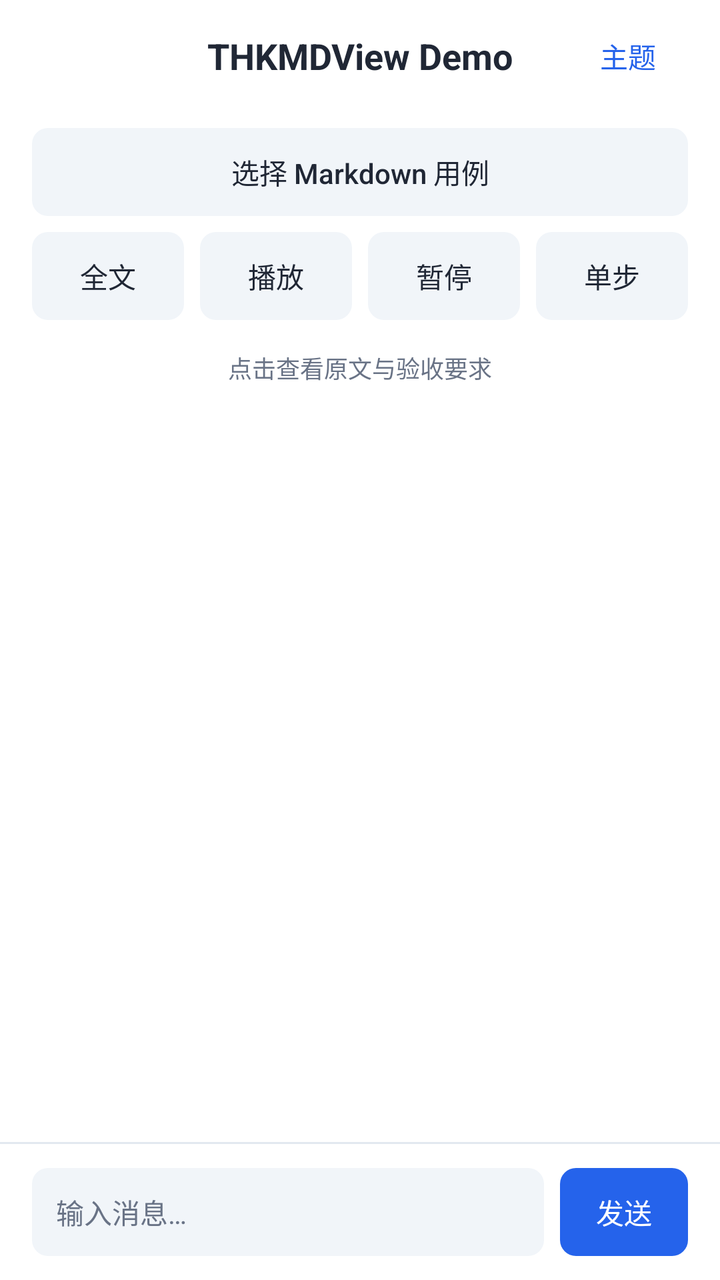
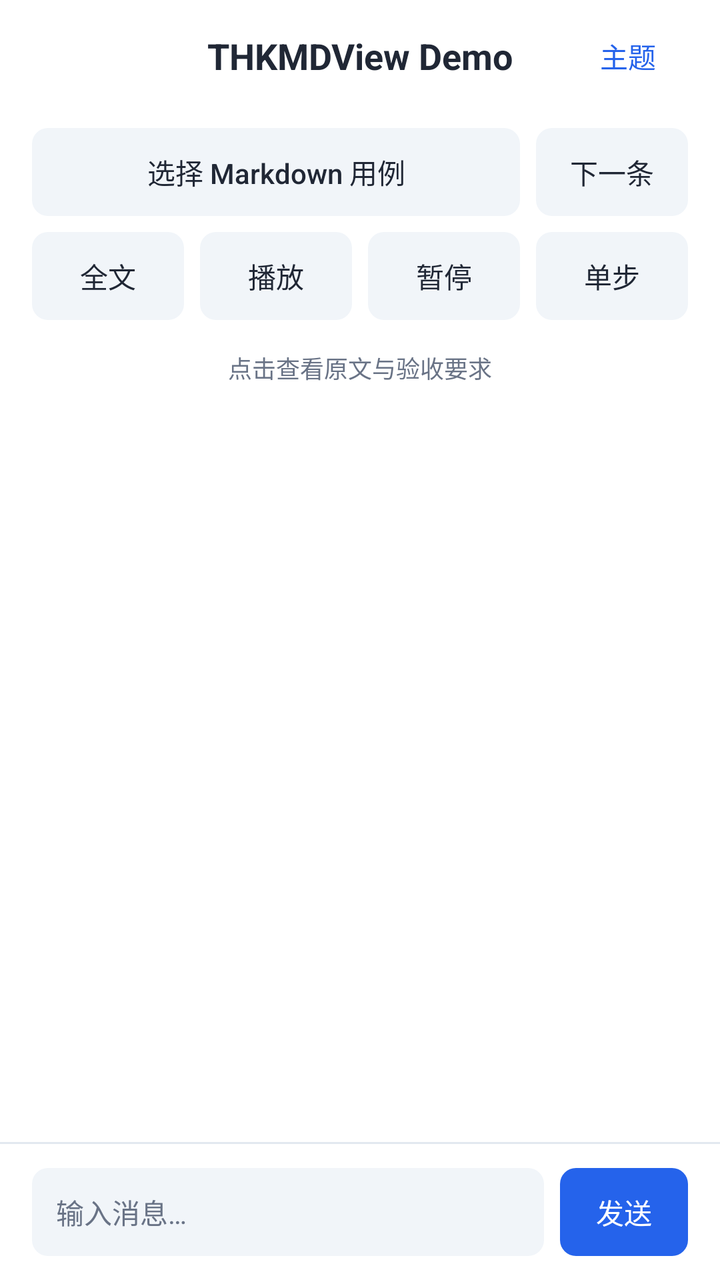

An Android layout rendered at two revisions. The XML below is the earlier revision; the diff shows what the commit changed to produce the second picture.
<!-- AndroidManifest.xml: application theme Theme.THKMDViewSample -->
<!-- res/layout/activity_main.xml -->
<?xml version="1.0" encoding="utf-8"?>
<androidx.constraintlayout.widget.ConstraintLayout xmlns:android="http://schemas.android.com/apk/res/android"
    xmlns:app="http://schemas.android.com/apk/res-auto"
    android:layout_width="match_parent"
    android:layout_height="match_parent">

    <FrameLayout
        android:id="@+id/toolbar"
        android:layout_width="0dp"
        android:layout_height="56dp"
        android:background="@color/demo_surface"
        android:elevation="0dp"
        app:layout_constraintTop_toTopOf="parent"
        app:layout_constraintStart_toStartOf="parent"
        app:layout_constraintEnd_toEndOf="parent">
        <TextView android:layout_width="match_parent" android:layout_height="match_parent" android:layout_marginHorizontal="80dp" android:gravity="center" android:text="@string/app_title" android:textSize="@dimen/demo_title" android:textColor="@color/demo_ink" android:textStyle="bold" android:maxLines="1" android:ellipsize="end" />
        <androidx.appcompat.widget.AppCompatButton android:id="@+id/themeButton" style="@style/DemoButton" android:layout_width="60dp" android:layout_height="44dp" android:layout_gravity="end|center_vertical" android:layout_marginEnd="16dp" android:background="@android:color/transparent" android:textColor="@color/demo_accent" android:text="主题" />
    </FrameLayout>

    <LinearLayout
        android:id="@+id/fixtureControls"
        android:layout_width="0dp"
        android:layout_height="wrap_content"
        android:orientation="vertical"
        android:paddingHorizontal="16dp"
        android:paddingTop="8dp"
        app:layout_constraintTop_toBottomOf="@id/toolbar"
        app:layout_constraintStart_toStartOf="parent"
        app:layout_constraintEnd_toEndOf="parent">
        <androidx.appcompat.widget.AppCompatButton style="@style/DemoButton" android:id="@+id/selectFixture" android:layout_width="match_parent" android:layout_height="44dp" android:maxLines="1" android:ellipsize="end" android:text="选择 Markdown 用例" />
        <LinearLayout android:layout_width="match_parent" android:layout_height="wrap_content" android:layout_marginTop="8dp" android:orientation="horizontal">
            <androidx.appcompat.widget.AppCompatButton style="@style/DemoButton" android:id="@+id/fixtureFull" android:layout_width="0dp" android:layout_weight="1" android:layout_height="44dp" android:layout_marginStart="0dp" android:text="全文" />
            <androidx.appcompat.widget.AppCompatButton style="@style/DemoButton" android:id="@+id/fixturePlay" android:layout_width="0dp" android:layout_weight="1" android:layout_height="44dp" android:layout_marginStart="8dp" android:text="播放" />
            <androidx.appcompat.widget.AppCompatButton style="@style/DemoButton" android:id="@+id/fixturePause" android:layout_width="0dp" android:layout_weight="1" android:layout_height="44dp" android:layout_marginStart="8dp" android:text="暂停" />
            <androidx.appcompat.widget.AppCompatButton style="@style/DemoButton" android:id="@+id/fixtureStep" android:layout_width="0dp" android:layout_weight="1" android:layout_height="44dp" android:layout_marginStart="8dp" android:text="单步" />
        </LinearLayout>
        <TextView android:id="@+id/fixtureStatus" android:layout_width="match_parent" android:layout_height="48dp" android:gravity="center" android:textSize="@dimen/demo_caption" android:textColor="@color/demo_muted" android:maxLines="2" android:text="点击查看原文与验收要求" />
    </LinearLayout>

    <androidx.recyclerview.widget.RecyclerView
        android:id="@+id/messageList"
        android:layout_width="0dp"
        android:layout_height="0dp"
        android:clipToPadding="false"
        android:paddingHorizontal="16dp"
        android:paddingVertical="8dp"
        app:layoutManager="androidx.recyclerview.widget.LinearLayoutManager"
        app:layout_constraintTop_toBottomOf="@id/fixtureControls"
        app:layout_constraintBottom_toTopOf="@id/inputBar"
        app:layout_constraintStart_toStartOf="parent"
        app:layout_constraintEnd_toEndOf="parent" />

    <View
        android:id="@+id/inputBarDivider"
        android:layout_width="0dp"
        android:layout_height="1dp"
        android:background="@color/demo_border"
        app:layout_constraintBottom_toTopOf="@id/inputBar"
        app:layout_constraintStart_toStartOf="parent"
        app:layout_constraintEnd_toEndOf="parent" />

    <LinearLayout
        android:id="@+id/inputBar"
        android:layout_width="0dp"
        android:layout_height="wrap_content"
        android:background="@color/demo_surface"
        android:gravity="center_vertical"
        android:orientation="horizontal"
        android:paddingHorizontal="16dp"
        android:paddingVertical="12dp"
        app:layout_constraintBottom_toBottomOf="parent"
        app:layout_constraintStart_toStartOf="parent"
        app:layout_constraintEnd_toEndOf="parent">

        <EditText
            android:id="@+id/messageInput"
            android:layout_width="0dp"
            android:layout_height="44dp"
            android:layout_weight="1"
            android:autofillHints=""
            android:background="@drawable/demo_control"
            android:textSize="@dimen/demo_font"
            android:textColor="@color/demo_ink"
            android:textColorHint="@color/demo_muted"
            android:singleLine="true"
            android:hint="@string/message_input_hint"
            android:imeOptions="actionSend"
            android:inputType="textCapSentences"
            android:maxLines="1"
            android:paddingHorizontal="12dp"
            android:paddingVertical="10dp" />

        <androidx.appcompat.widget.AppCompatButton style="@style/DemoButton"
            android:id="@+id/sendButton"
            android:layout_width="64dp"
            android:layout_height="44dp"
            android:layout_marginStart="8dp"
            android:background="@drawable/demo_primary"
            android:textColor="@color/demo_surface"
            android:text="@string/send" />

    </LinearLayout>

</androidx.constraintlayout.widget.ConstraintLayout>
<!-- resources referenced by this layout -->
<resources>
  <color name="demo_accent">#2563EB</color>
  <color name="demo_border">#E2E8F0</color>
  <color name="demo_ink">#202735</color>
  <color name="demo_muted">#697386</color>
  <color name="demo_surface">#FFFFFF</color>
  <dimen name="demo_caption">12sp</dimen>
  <dimen name="demo_font">14sp</dimen>
  <dimen name="demo_title">18sp</dimen>
  <!-- drawable demo_control (drawable) -->
  <shape xmlns:android="http://schemas.android.com/apk/res/android">
      <solid android:color="@color/demo_soft" />
      <corners android:radius="8dp" />
  </shape>
  <!-- drawable demo_primary (drawable) -->
  <shape xmlns:android="http://schemas.android.com/apk/res/android">
      <solid android:color="@color/demo_accent" />
      <corners android:radius="8dp" />
  </shape>
  <string name="app_title">THKMDView Demo</string>
  <string name="message_input_hint">输入消息…</string>
  <string name="send">发送</string>
  <style name="DemoButton" parent="Widget.AppCompat.Button">
          <item name="android:background">@drawable/demo_control</item>
          <item name="backgroundTint">@null</item>
          <item name="android:textColor">@color/demo_ink</item>
          <item name="android:textSize">@dimen/demo_font</item>
          <item name="android:textAllCaps">false</item>
          <item name="android:fontFamily">sans-serif-medium</item>
          <item name="android:minWidth">0dp</item>
          <item name="android:minHeight">0dp</item>
          <item name="android:padding">0dp</item>
          <item name="android:elevation">0dp</item>
          <item name="android:stateListAnimator">@null</item>
      </style>
  <style name="Theme.THKMDViewSample" parent="Theme.MaterialComponents.Light.NoActionBar">
          <item name="colorPrimary">@color/demo_accent</item>
          <item name="colorSecondary">@color/demo_accent</item>
          <item name="android:windowBackground">@color/demo_surface</item>
          <item name="android:statusBarColor">@color/demo_surface</item>
          <item name="android:navigationBarColor">@color/demo_surface</item>
          <item name="android:windowLightStatusBar">true</item>
          <item name="android:windowLightNavigationBar">true</item>
      </style>
  <color name="demo_soft">#F1F5F9</color>
</resources>

<!-- the commit's change to res/layout/activity_main.xml (unified diff, before → after) -->
@@ -27,7 +27,10 @@
         app:layout_constraintTop_toBottomOf="@id/toolbar"
         app:layout_constraintStart_toStartOf="parent"
         app:layout_constraintEnd_toEndOf="parent">
-        <androidx.appcompat.widget.AppCompatButton style="@style/DemoButton" android:id="@+id/selectFixture" android:layout_width="match_parent" android:layout_height="44dp" android:maxLines="1" android:ellipsize="end" android:text="选择 Markdown 用例" />
+        <LinearLayout android:layout_width="match_parent" android:layout_height="wrap_content" android:orientation="horizontal">
+            <androidx.appcompat.widget.AppCompatButton style="@style/DemoButton" android:id="@+id/selectFixture" android:layout_width="0dp" android:layout_weight="1" android:layout_height="44dp" android:maxLines="1" android:ellipsize="end" android:text="选择 Markdown 用例" />
+            <androidx.appcompat.widget.AppCompatButton style="@style/DemoButton" android:id="@+id/fixtureNext" android:layout_width="76dp" android:layout_height="44dp" android:layout_marginStart="8dp" android:enabled="false" android:text="下一条" />
+        </LinearLayout>
         <LinearLayout android:layout_width="match_parent" android:layout_height="wrap_content" android:layout_marginTop="8dp" android:orientation="horizontal">
             <androidx.appcompat.widget.AppCompatButton style="@style/DemoButton" android:id="@+id/fixtureFull" android:layout_width="0dp" android:layout_weight="1" android:layout_height="44dp" android:layout_marginStart="0dp" android:text="全文" />
             <androidx.appcompat.widget.AppCompatButton style="@style/DemoButton" android:id="@+id/fixturePlay" android:layout_width="0dp" android:layout_weight="1" android:layout_height="44dp" android:layout_marginStart="8dp" android:text="播放" />
